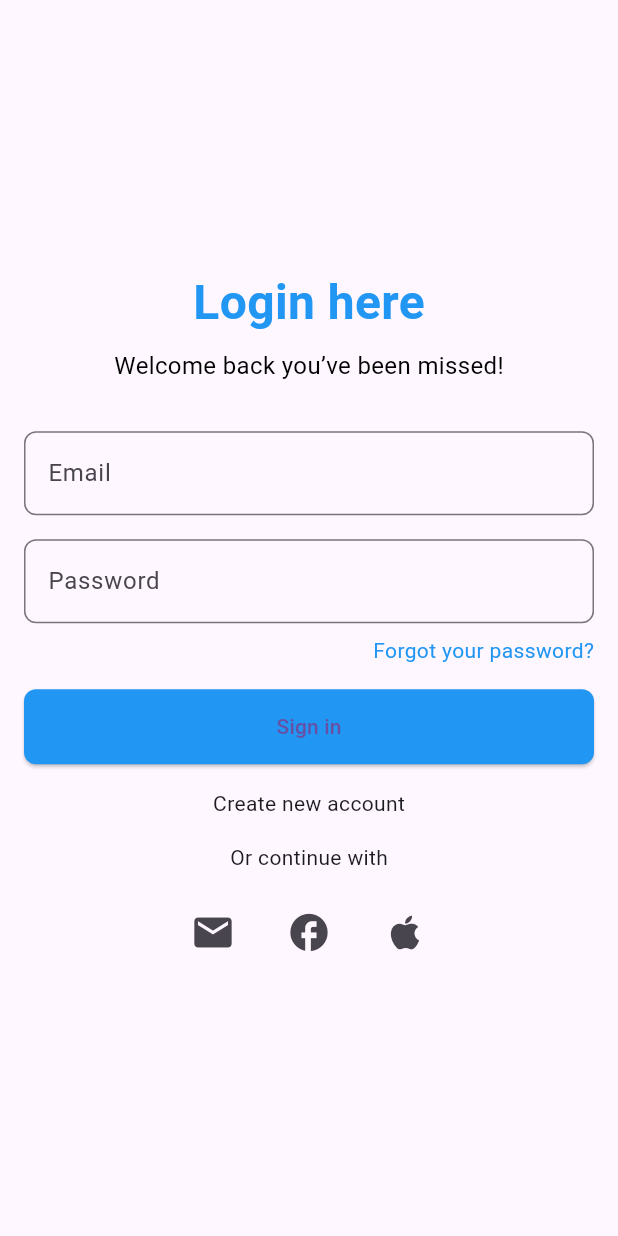
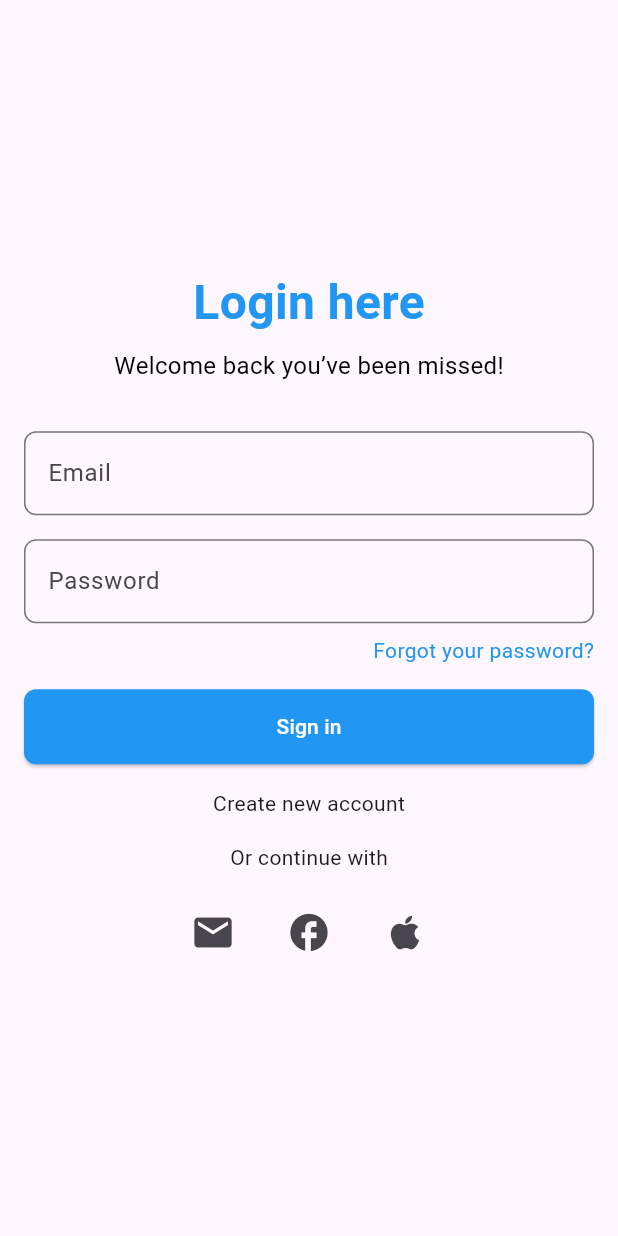
Before and after one commit to TAKIGOKUL/NeXuS, a Flutter app: the LoginPage screen opened directly, on a phone screen of 412 x 824 dp. Run offline on Flutter 3.47's test engine with Material 3 defaults, Android fonts, the phone set to English and light mode, and no system bars.

Commit message:
some alignment and color fixes

```diff
--- a/lib/pages/login_page.dart
+++ b/lib/pages/login_page.dart
@@ -73,7 +73,10 @@ class LoginPage extends StatelessWidget {
                       borderRadius: BorderRadius.circular(8),
                     ),
                   ),
-                  child: const Text('Sign in'),
+                  child: const Text(
+                    'Sign in',
+                    style: TextStyle(color: Colors.white),
+                  ),
                 ),
                 const SizedBox(height: 16),
                 const Text('Create new account'),
```
Also changed, not shown: lib/pages/feed_section.dart (+6 -2 lines).
